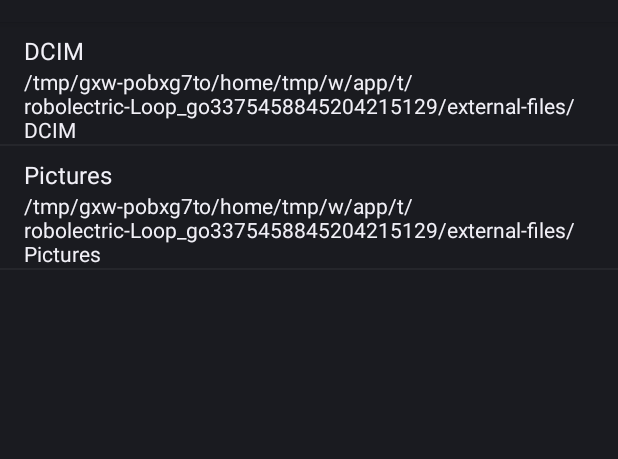
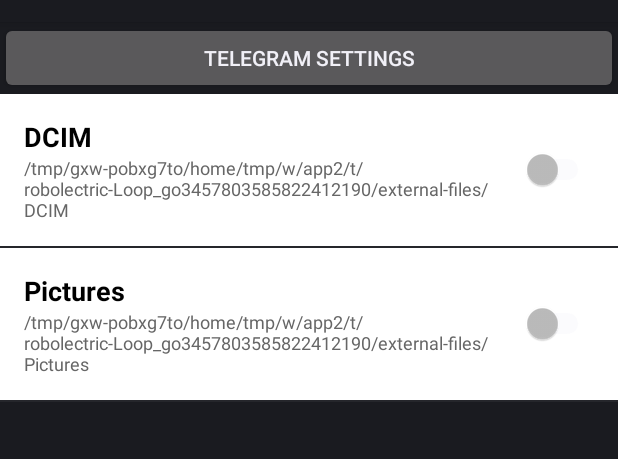
Before and after one commit to jaheen12/photogram-backup, an Android app: the screen it shows after launch (MainActivity), on a phone screen of 412 x 824 dp, the part 62-521 px from its top. Run offline under Robolectric (Android 15) with nearby library versions, the phone set to English and light mode, and no system bars.

```diff
--- a/app/src/main/AndroidManifest.xml
+++ b/app/src/main/AndroidManifest.xml
@@ -3,6 +3,9 @@
     package="com.photogram.backup">
 
     <uses-permission android:name="android.permission.READ_EXTERNAL_STORAGE" />
+<uses-permission android:name="android.permission.WRITE_EXTERNAL_STORAGE" />
+<!-- For Android 13 and above -->
+<uses-permission android:name="android.permission.READ_MEDIA_IMAGES" />
     <uses-permission android:name="android.permission.INTERNET" />
 
     <application android:label="Photogram">
--- a/app/src/main/java/com/photogram/backup/MainActivity.java
+++ b/app/src/main/java/com/photogram/backup/MainActivity.java
@@ -1,31 +1,76 @@
 package com.photogram.backup;
 
+import android.Manifest;
 import android.app.Activity;
+import android.content.Context;
+import android.content.SharedPreferences;
+import android.content.pm.PackageManager;
+import android.os.Build;
 import android.os.Bundle;
 import android.os.Environment;
 import android.view.LayoutInflater;
 import android.view.View;
 import android.view.ViewGroup;
-import android.widget.BaseAdapter;
-import android.widget.ListView;
-import android.widget.TextView;
+import android.widget.*;
 import java.io.File;
 import java.util.ArrayList;
 
 public class MainActivity extends Activity {
     ListView listView;
     ArrayList<File> folders = new ArrayList<>();
+    SharedPreferences prefs;
+    private static final int STORAGE_PERMISSION_CODE = 101;
 
     @Override
     protected void onCreate(Bundle savedInstanceState) {
         super.onCreate(savedInstanceState);
+        setContentView(R.layout.main);
 
-        // Simple UI directly in Java for first launch
-        listView = new ListView(this);
-        setContentView(listView);
+        prefs = getSharedPreferences("BackupPrefs", Context.MODE_PRIVATE);
+        listView = findViewById(R.id.folderListView);
 
+        // --- NEW: Permission Request Logic ---
+        checkPermissions();
+    }
+
+    private void checkPermissions() {
+        if (Build.VERSION.SDK_INT >= Build.VERSION_CODES.M) {
+            if (checkSelfPermission(Manifest.permission.READ_EXTERNAL_STORAGE) != PackageManager.PERMISSION_GRANTED) {
+                // This triggers the system popup
+                requestPermissions(new String[]{Manifest.permission.READ_EXTERNAL_STORAGE}, STORAGE_PERMISSION_CODE);
+            } else {
+                startAppLogic();
+            }
+        } else {
+            startAppLogic();
+        }
+    }
+
+    @Override
+    public void onRequestPermissionsResult(int requestCode, String[] permissions, int[] grantResults) {
+        if (requestCode == STORAGE_PERMISSION_CODE) {
+            if (grantResults.length > 0 && grantResults[0] == PackageManager.PERMISSION_GRANTED) {
+                startAppLogic();
+            } else {
+                Toast.makeText(this, "Permission Required to see photos!", Toast.LENGTH_LONG).show();
+            }
+        }
+    }
+
+    private void startAppLogic() {
         scanFolders();
+        setupAdapter();
+    }
 
+    void scanFolders() {
+        folders.clear();
+        File dcim = Environment.getExternalStoragePublicDirectory(Environment.DIRECTORY_DCIM);
+        File pics = Environment.getExternalStoragePublicDirectory(Environment.DIRECTORY_PICTURES);
+        if (dcim.exists()) folders.add(dcim);
+        if (pics.exists()) folders.add(pics);
+    }
+
+    void setupAdapter() {
         listView.setAdapter(new BaseAdapter() {
             @Override
             public int getCount() { return folders.size(); }
@@ -35,23 +80,23 @@ public class MainActivity extends Activity {
             public long getItemId(int i) { return i; }
             @Override
             public View getView(int i, View v, ViewGroup p) {
-                if (v == null) v = LayoutInflater.from(MainActivity.this).inflate(android.R.layout.simple_list_item_2, null);
-                TextView t1 = v.findViewById(android.R.id.text1);
-                TextView t2 = v.findViewById(android.R.id.text2);
-                t1.setText(folders.get(i).getName());
-                t2.setText(folders.get(i).getAbsolutePath());
+                if (v == null) v = LayoutInflater.from(MainActivity.this).inflate(R.layout.folder_item, null);
+
+                File folder = folders.get(i);
+                TextView name = v.findViewById(R.id.folderName);
+                TextView path = v.findViewById(R.id.folderPath);
+                Switch sw = v.findViewById(R.id.backupSwitch);
+
+                name.setText(folder.getName());
+                path.setText(folder.getAbsolutePath());
+                sw.setChecked(prefs.getBoolean(folder.getAbsolutePath(), false));
+
+                sw.setOnCheckedChangeListener((buttonView, isChecked) -> {
+                    prefs.edit().putBoolean(folder.getAbsolutePath(), isChecked).apply();
+                });
+
                 return v;
             }
         });
     }
-
-    void scanFolders() {
-        File[] roots = {
-            Environment.getExternalStoragePublicDirectory(Environment.DIRECTORY_DCIM),
-            Environment.getExternalStoragePublicDirectory(Environment.DIRECTORY_PICTURES)
-        };
-        for (File root : roots) {
-            if (root.exists()) folders.add(root);
-        }
-    }
 }
--- /dev/null
+++ b/app/src/main/res/layout/folder_item.xml
@@ -0,0 +1,37 @@
+<?xml version="1.0" encoding="utf-8"?>
+<RelativeLayout xmlns:android="http://schemas.android.com/apk/res/android"
+    android:layout_width="match_parent"
+    android:layout_height="wrap_content"
+    android:padding="16dp"
+    android:background="#FFFFFF">
+
+    <LinearLayout
+        android:layout_width="wrap_content"
+        android:layout_height="wrap_content"
+        android:orientation="vertical"
+        android:layout_alignParentStart="true"
+        android:layout_toStartOf="@+id/backupSwitch">
+
+        <TextView
+            android:id="@+id/folderName"
+            android:layout_width="wrap_content"
+            android:layout_height="wrap_content"
+            android:textSize="18sp"
+            android:textColor="#000000"
+            android:textStyle="bold" />
+
+        <TextView
+            android:id="@+id/folderPath"
+            android:layout_width="wrap_content"
+            android:layout_height="wrap_content"
+            android:textSize="12sp"
+            android:textColor="#666666" />
+    </LinearLayout>
+
+    <Switch
+        android:id="@+id/backupSwitch"
+        android:layout_width="wrap_content"
+        android:layout_height="wrap_content"
+        android:layout_alignParentEnd="true"
+        android:layout_centerVertical="true" />
+</RelativeLayout>
--- /dev/null
+++ b/app/src/main/res/layout/main.xml
@@ -0,0 +1,17 @@
+<?xml version="1.0" encoding="utf-8"?>
+<LinearLayout xmlns:android="http://schemas.android.com/apk/res/android"
+    android:layout_width="match_parent"
+    android:layout_height="match_parent"
+    android:orientation="vertical">
+
+    <Button
+        android:id="@+id/btnSettings"
+        android:layout_width="match_parent"
+        android:layout_height="wrap_content"
+        android:text="Telegram Settings" />
+
+    <ListView
+        android:id="@+id/folderListView"
+        android:layout_width="match_parent"
+        android:layout_height="match_parent" />
+</LinearLayout>
```
